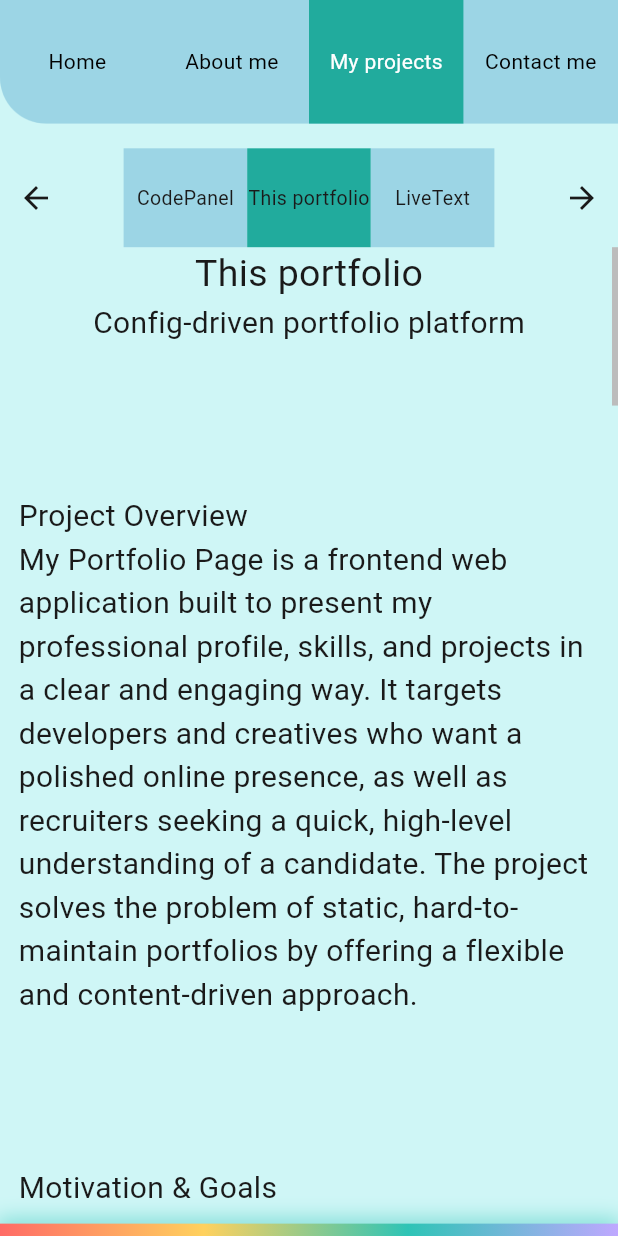
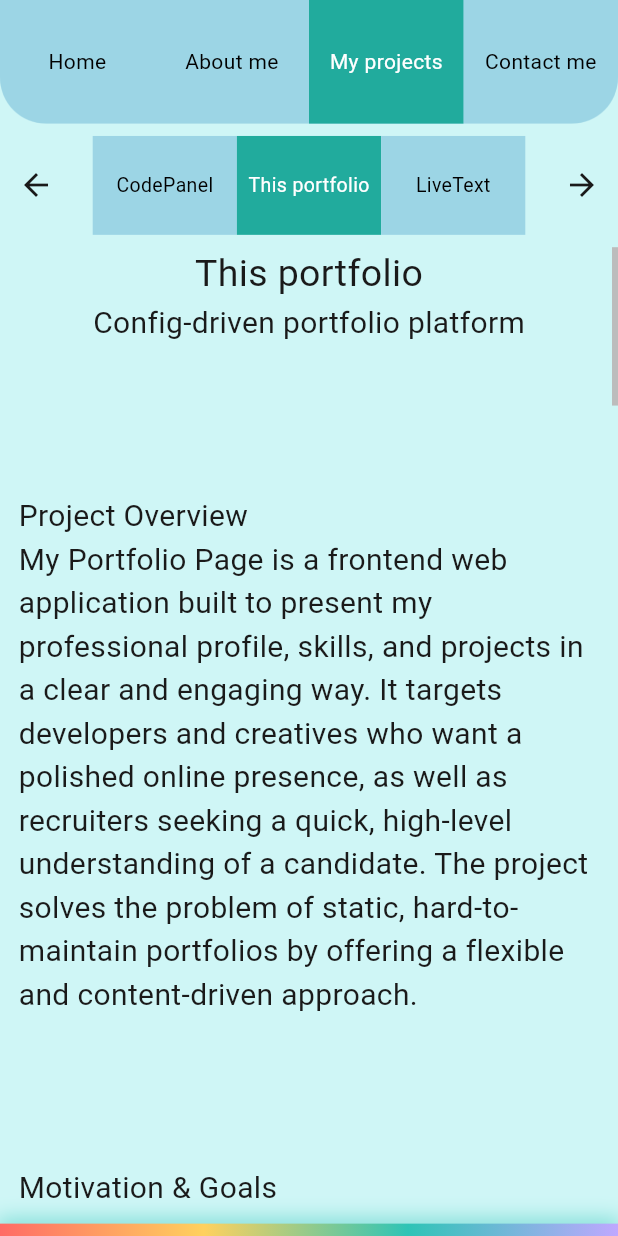
Before and after one commit to darksider-05/portfolio, a Flutter app: the screen it shows after launch, after a tap on "About me", after a tap on "My projects", on a phone screen of 412 x 824 dp. Run offline on Flutter 3.47's test engine with Material 3 defaults, Android fonts, the phone set to English and light mode, and no system bars.

Commit message:
tiny visual fixes - fixed a rounding problem

```diff
--- a/lib/components/pages/contact.dart
+++ b/lib/components/pages/contact.dart
@@ -111,7 +111,10 @@ class _ContactmeState extends State<Contactme> {
                       flag1 = true;
                     });
                   },
-                  child: Text("Rules"),
+                  child: Text(
+                    "Rules",
+                    style: TextStyle(color: scheme.onPrimary),
+                  ),
                 ),
                 SizedBox(
                   width: vw * 0.6,
@@ -132,7 +135,10 @@ class _ContactmeState extends State<Contactme> {
                       flag2 = true;
                     });
                   },
-                  child: Text("send"),
+                  child: Text(
+                    "send",
+                    style: TextStyle(color: scheme.onPrimary),
+                  ),
                 ),
               ],
             ),
--- a/lib/components/pages/proj.dart
+++ b/lib/components/pages/proj.dart
@@ -86,7 +86,7 @@ class _MyProjectsState extends State<MyProjects> {
                 ),
               )
             : Positioned(
-                top: vh * 0.12,
+                top: vh * 0.11,
                 child: SizedBox(
                   width: vw,
                   child: Row(
@@ -108,12 +108,20 @@ class _MyProjectsState extends State<MyProjects> {
                                       (nav.proj - 1 + index) % data.length)
                                   ? scheme.primary
                                   : scheme.secondary,
-                              width: vw * 0.6 / 3,
+                              width: vw * 0.7 / 3,
                               height: vh * 0.08,
                               child: Center(
                                 child: Text(
                                   data[(nav.proj - 1 + index) % data.length][0],
-                                  style: TextStyle(fontSize: 13),
+                                  style: TextStyle(
+                                    fontSize: 13,
+                                    color:
+                                        (nav.proj ==
+                                            (nav.proj - 1 + index) %
+                                                data.length)
+                                        ? scheme.onPrimary
+                                        : scheme.onSecondary,
+                                  ),
                                 ),
                               ),
                             ),
--- a/lib/components/top_buttons.dart
+++ b/lib/components/top_buttons.dart
@@ -62,7 +62,9 @@ class _TitleWidgetState extends State<PageName> {
               : Radius.zero,
           bottomRight: widget.place == "r" && widget.current != 3
               ? const Radius.circular(30)
-              : Radius.zero,
+              : widget.width > 450
+              ? Radius.zero
+              : const Radius.circular(30),
         ),
         highlightColor: Colors.transparent,
         splashColor: Colors.transparent,
@@ -73,9 +75,17 @@ class _TitleWidgetState extends State<PageName> {
               bottomLeft: widget.place == "l"
                   ? const Radius.circular(30)
                   : Radius.zero,
-              bottomRight: widget.place == "r" && widget.current != 3
-                  ? const Radius.circular(30)
+              bottomRight: widget.place == "r"
+                  ? widget.current == 3
+                        ? widget.width > 450
+                              ? Radius.zero
+                              : const Radius.circular(30)
+                        : const Radius.circular(30)
                   : Radius.zero,
+              // ? const Radius.circular(30)
+              //: widget.width > 450
+              //? Radius.zero
+              //: const Radius.circular(30),
             ),
           ),
           width: widget.width > 450 ? widget.width * 0.8 / 4 : widget.width / 4,
--- a/lib/components/top_controller.dart
+++ b/lib/components/top_controller.dart
@@ -31,9 +31,9 @@ class _TCState extends State<TC> {
             color: Theme.of(context).colorScheme.secondary,
             borderRadius: BorderRadius.only(
               bottomLeft: Radius.circular(31),
-              bottomRight: nav.currentpage != 3
-                  ? const Radius.circular(31)
-                  : Radius.zero,
+              bottomRight: nav.currentpage == 3 && vw > 450
+                  ? Radius.zero
+                  : const Radius.circular(31),
             ),
           ),
           width: vw > 450 ? vw * 0.8 : vw,
```
